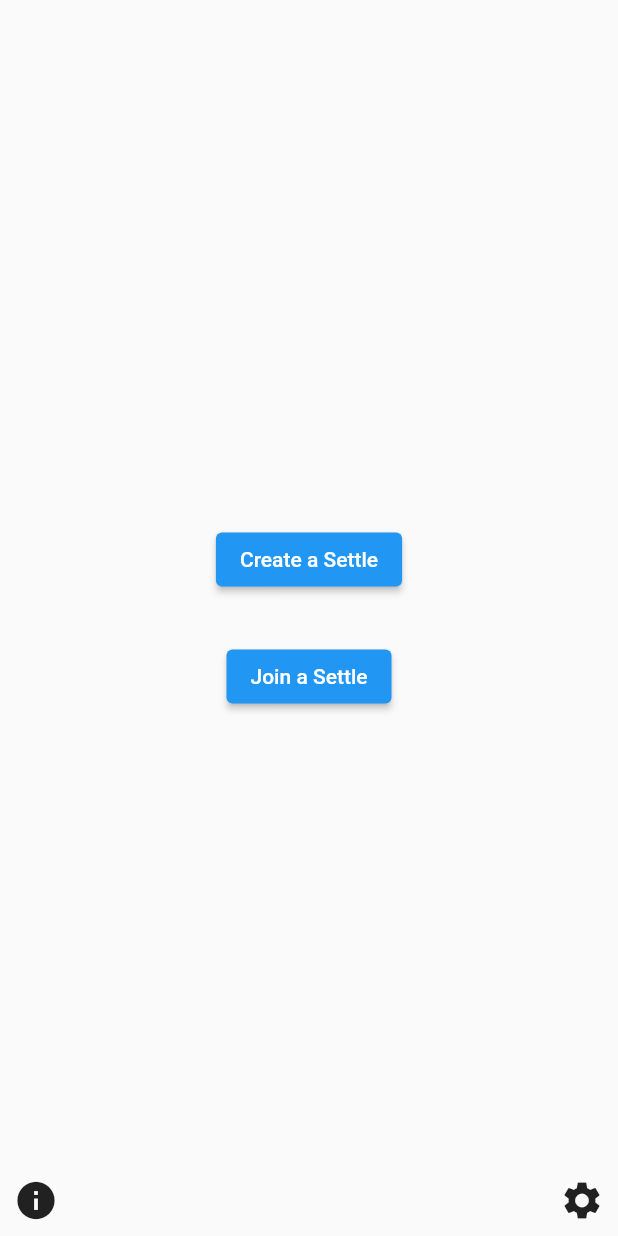
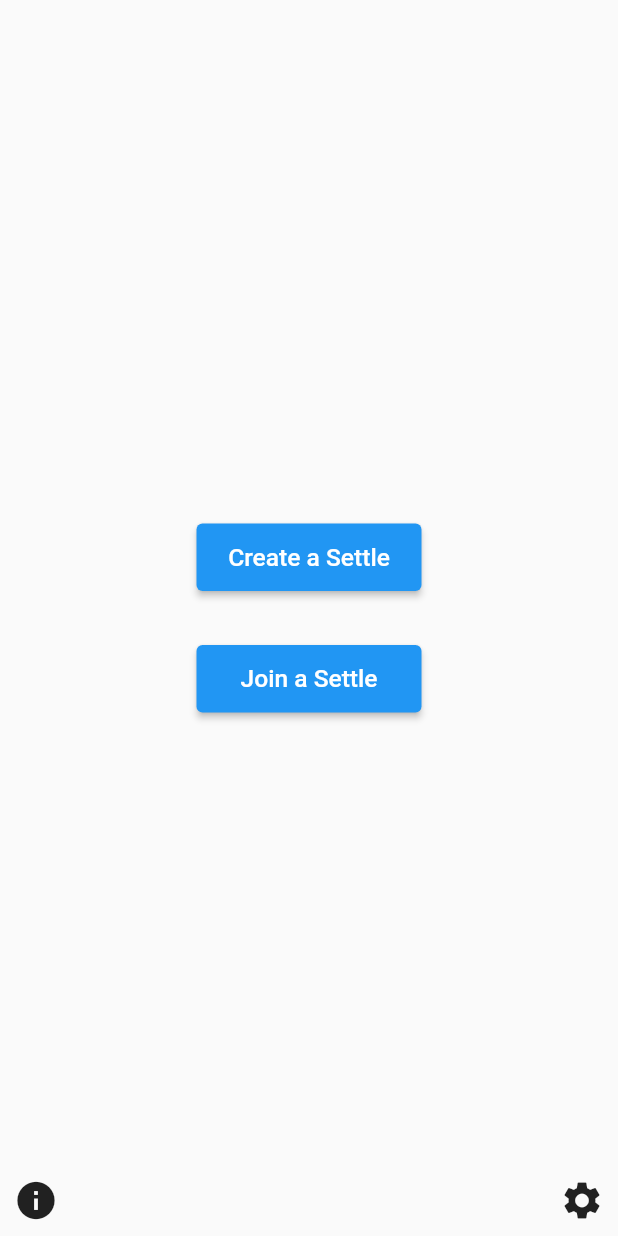
Before and after one commit to lilbroadam/Settle, a Flutter app: the screen it shows after launch, on a phone screen of 412 x 824 dp. Run offline on Flutter 3.47's test engine with Material 2 defaults, Android fonts, the phone set to English and light mode, and no system bars.

Commit message:
Fixed landing screen button sizes

```diff
--- a/lib/main.dart
+++ b/lib/main.dart
@@ -76,11 +76,29 @@ class _SettleHomePageState extends State<SettleHomePage> {
   // than having to individually change instances of widgets.
   Widget build(BuildContext context) {
 
-    final createSettleButton = ElevatedButton(
-        child: Text('Create a Settle'), onPressed: _createASettlePressed);
-    final joinSettleButton = ElevatedButton(
-        child: Text('Join a Settle'), onPressed: _joinASettlePressed);
-    final settleButtonMargin = EdgeInsets.all(15.0);
+    final settleButtonWidth = 150.0;
+    final settleButtonHeight = 45.0;
+    final settleButtonTextStyle = new TextStyle(fontSize: 16.4,);
+
+    final createSettleButton = SizedBox(
+      width: settleButtonWidth,
+      height: settleButtonHeight,
+      child: ElevatedButton(
+        onPressed: _createASettlePressed,
+        child: Text('Create a Settle',
+          style: settleButtonTextStyle),
+      ),
+    );
+    final joinSettleButton = SizedBox(
+      width: settleButtonWidth,
+      height: settleButtonHeight,
+      child: ElevatedButton(
+        onPressed: _joinASettlePressed,
+        child: Text('Join a Settle',
+          style: settleButtonTextStyle),
+      ),
+    );
+    final settleButtonMargin = EdgeInsets.all(18.0);
     final miscButtonSize = 30.0;
 
     /**
```
